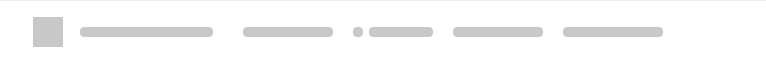
First picture: the form in src/MEGASync/transfers/gui/linux/TransferManagerLoadingItem.ui, repository meganz/MEGAsync, before the edit.
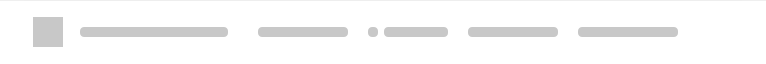
Second picture: the form after the edit.

```diff
--- a/src/MEGASync/transfers/gui/linux/TransferManagerLoadingItem.ui
+++ b/src/MEGASync/transfers/gui/linux/TransferManagerLoadingItem.ui
@@ -121,7 +121,7 @@
        <number>0</number>
       </property>
       <property name="rightMargin">
-       <number>35</number>
+       <number>20</number>
       </property>
       <property name="bottomMargin">
        <number>0</number>
```
